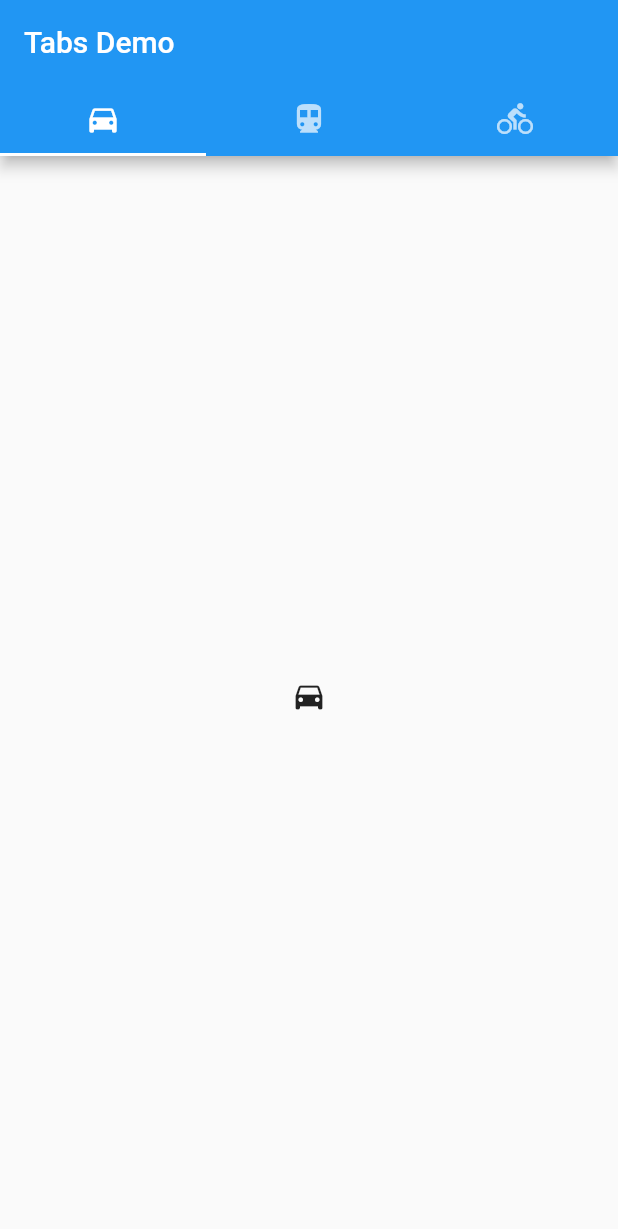
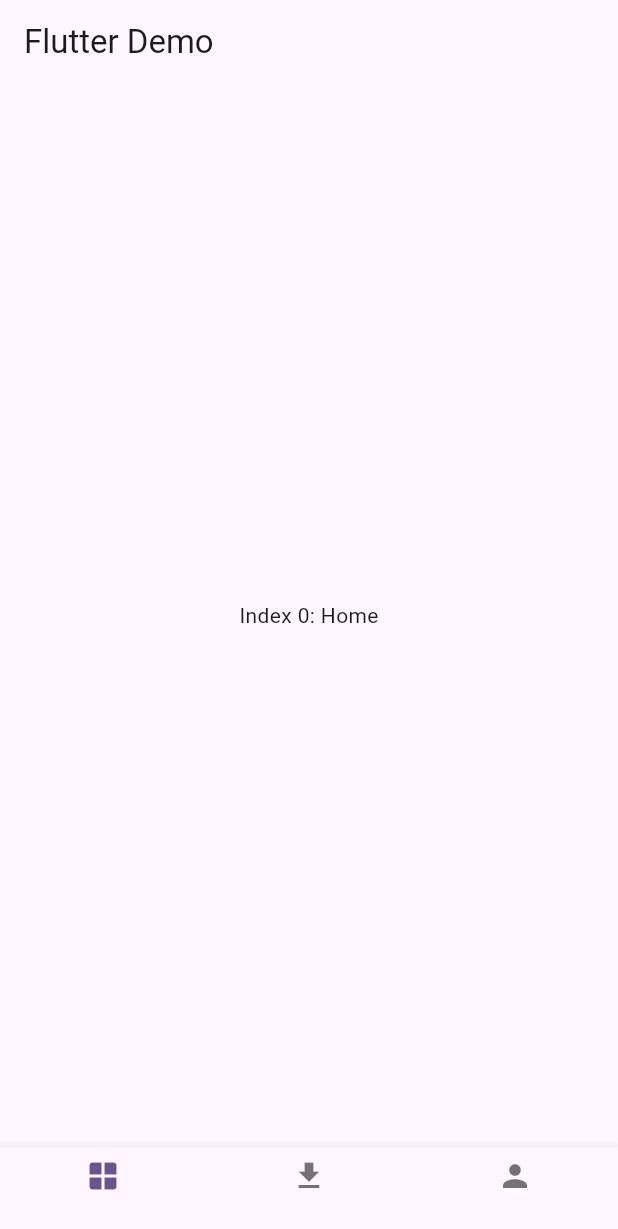
Before and after one commit to specialfox8/t1_2021110083, a Flutter app: the screen it shows after launch, on a phone screen of 412 x 824 dp. Shown: the top 1229 px of the screen. Run offline on Flutter 3.47's test engine with Material 2 defaults, Android fonts, the phone set to English and light mode, and no system bars.

Commit message:
add button

```diff
--- a/lib/main.dart
+++ b/lib/main.dart
@@ -10,27 +10,51 @@ class TabBarDemo extends StatelessWidget {
   @override
   Widget build(BuildContext context) {
     return MaterialApp(
-      home: DefaultTabController(
-        length: 3,
-        child: Scaffold(
-          appBar: AppBar(
-            bottom: const TabBar(
-              tabs: [
-                Tab(icon: Icon(Icons.directions_car)),
-                Tab(icon: Icon(Icons.directions_transit)),
-                Tab(icon: Icon(Icons.directions_bike)),
-              ],
-            ),
-            title: const Text('Tabs Demo'),
-          ),
-          body: const TabBarView(
-            children: [
-              Icon(Icons.directions_car),
-              Icon(Icons.directions_transit),
-              Icon(Icons.directions_bike),
-            ],
-          ),
+        title: 'Flutter Demo',
+        theme: ThemeData(
+          colorScheme: ColorScheme.fromSeed(seedColor: Colors.deepPurple),
+          useMaterial3: true,
         ),
+        home: const Main());
+  }
+}
+
+class Main extends StatefulWidget {
+  const Main({super.key});
+
+  @override
+  State<Main> createState() => _MainState();
+}
+
+class _MainState extends State<Main> {
+  int _selectedIndex = 0;
+  static const List<Widget> _widgetOptions = <Widget>[
+    Text('Index 0: Home'),
+    Text('Index 1: Download'),
+    Text('Index 2: Akun'),
+  ];
+
+  void _onItemTap(int index) {
+    setState(() {
+      _selectedIndex = index;
+    });
+  }
+
+  @override
+  Widget build(BuildContext context) {
+    return Scaffold(
+      appBar: AppBar(title: const Text('Flutter Demo')),
+      bottomNavigationBar: BottomNavigationBar(
+        items: const <BottomNavigationBarItem>[
+          BottomNavigationBarItem(icon: Icon(Icons.window), label: ''),
+          BottomNavigationBarItem(icon: Icon(Icons.download), label: ''),
+          BottomNavigationBarItem(icon: Icon(Icons.person), label: ''),
+        ],
+        currentIndex: _selectedIndex,
+        onTap: _onItemTap,
+      ),
+      body: Center(
+        child: _widgetOptions.elementAt(_selectedIndex),
       ),
     );
   }
```
